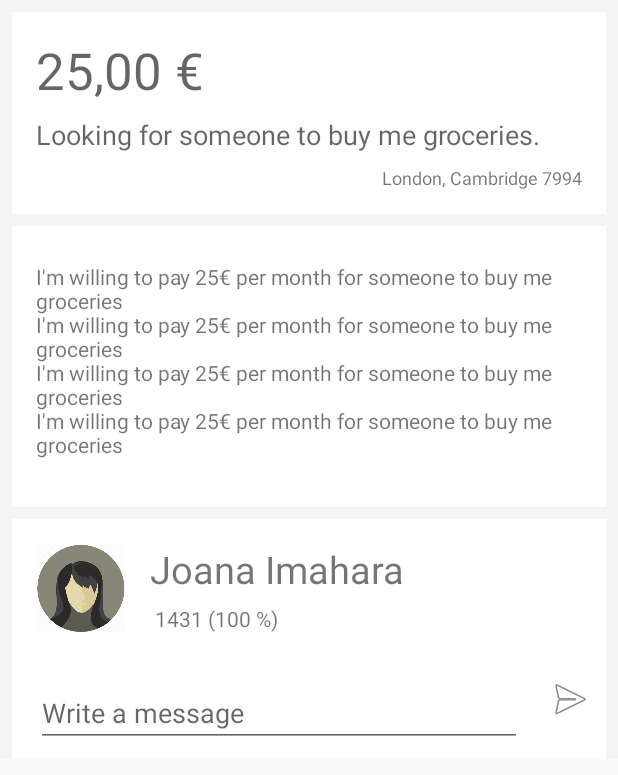
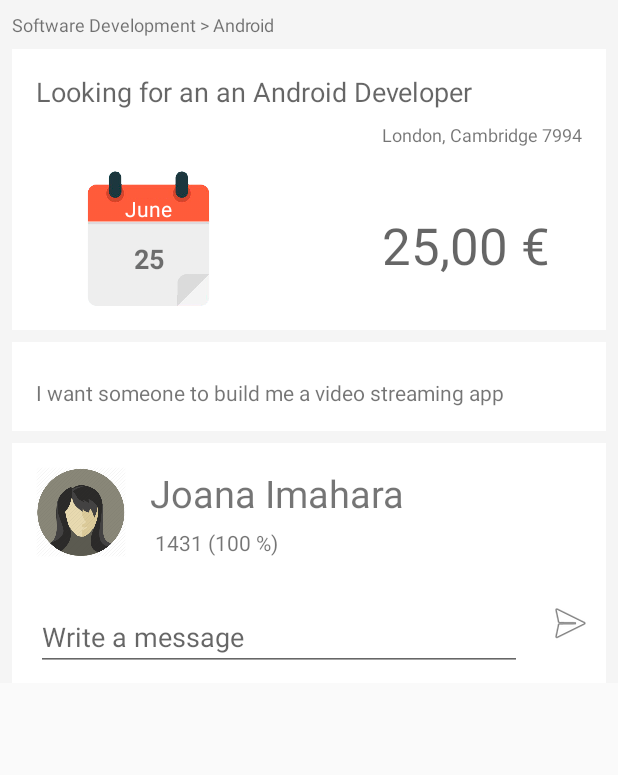
Before and after one commit to srihi/Civis, an Android app: the layout activity_details.xml on its own in the app's theme, with its tools: preview values and no code run, on a phone screen of 412 x 824 dp. Shown: the top 775 px of the screen. Run offline under Robolectric (Android 15) with nearby library versions, the light colour scheme and no system bars.

Commit message:
Update activity_details.xml
Minor design changes

```diff
--- a/app/src/main/res/layout/activity_details.xml
+++ b/app/src/main/res/layout/activity_details.xml
@@ -7,12 +7,9 @@
     xmlns:tools="http://schemas.android.com/tools">
 
 
-
-
     <ScrollView
         android:id="@+id/details_scrollview"
         tools:visibility="visible"
-        android:visibility="gone"
         android:layout_width="match_parent"
         android:layout_height="match_parent">
 
@@ -36,38 +33,56 @@
             app:layout_constraintHorizontal_bias="0.0"
             app:layout_constraintLeft_toLeftOf="parent"
             app:layout_constraintRight_toRightOf="parent"
-            app:layout_constraintTop_toTopOf="parent" />
+            app:layout_constraintVertical_bias="0.0"
+            app:layout_constraintTop_toBottomOf="@+id/category"
+            android:layout_marginStart="8dp"
+            android:layout_marginEnd="8dp" />
         <TextView
             android:textAppearance="@style/TextAppearance.AppCompat.Display1"
             android:id="@+id/price"
             android:layout_width="wrap_content"
             android:layout_height="wrap_content"
             tools:text="25,00 €"
-            app:layout_constraintTop_toTopOf="parent"
-            android:layout_marginTop="24dp"
-            android:layout_marginLeft="16dp"
-            app:layout_constraintLeft_toLeftOf="@+id/imageView" />
+            android:layout_marginTop="8dp"
+            android:layout_marginBottom="8dp"
+            app:layout_constraintVertical_bias="0.647"
+            app:layout_constraintTop_toTopOf="@+id/imageView6"
+            app:layout_constraintBottom_toBottomOf="@+id/imageView6"
+            app:layout_constraintLeft_toLeftOf="@+id/details_location" />
+
+        <ImageView
+            android:id="@+id/imageView6"
+            android:layout_width="90dp"
+            android:layout_height="90dp"
+            android:layout_marginTop="16dp"
+            android:src="@drawable/cal"
+            app:layout_constraintTop_toBottomOf="@+id/details_location"
+            app:layout_constraintLeft_toLeftOf="parent"
+            app:layout_constraintRight_toLeftOf="@+id/guideline"
+            android:layout_marginRight="8dp" />
 
         <TextView
             android:textAppearance="@style/TextAppearance.AppCompat.Medium"
             android:id="@+id/details_title"
             android:layout_width="0dp"
             android:layout_height="wrap_content"
-            tools:text="Looking for someone to buy me groceries."
-            android:layout_marginTop="8dp"
-            app:layout_constraintTop_toBottomOf="@+id/price"
+            tools:text="Looking for an an Android Developer"
+            android:layout_marginTop="16dp"
             android:layout_marginLeft="16dp"
             app:layout_constraintLeft_toLeftOf="@+id/imageView"
             android:layout_marginRight="16dp"
             app:layout_constraintRight_toRightOf="@+id/imageView"
-            app:layout_constraintHorizontal_bias="0.0" />
+            app:layout_constraintHorizontal_bias="0.0"
+            app:layout_constraintTop_toTopOf="@+id/imageView"
+            android:layout_marginStart="16dp"
+            android:layout_marginEnd="16dp" />
 
 
         <TextView
             android:id="@+id/details_description"
             android:layout_width="0dp"
             android:layout_height="wrap_content"
-            tools:text="I'm willing to pay 25€ per month for someone to buy me groceries\nI'm willing to pay 25€ per month for someone to buy me groceries\nI'm willing to pay 25€ per month for someone to buy me groceries\nI'm willing to pay 25€ per month for someone to buy me groceries\n"
+            tools:text="I want someone to build me a video streaming app"
             android:layout_marginTop="24dp"
             android:layout_marginLeft="8dp"
             android:paddingLeft="16dp"
@@ -79,7 +94,9 @@
             android:background="#fff"
             app:layout_constraintRight_toRightOf="parent"
             app:layout_constraintHorizontal_bias="0.0"
-            app:layout_constraintTop_toBottomOf="@+id/details_location" />
+            app:layout_constraintTop_toBottomOf="@+id/imageView6"
+            android:layout_marginStart="8dp"
+            android:layout_marginEnd="8dp" />
 
         <ImageView
             android:id="@+id/imageView2"
@@ -92,7 +109,9 @@
             app:layout_constraintHorizontal_bias="0.0"
             app:layout_constraintLeft_toLeftOf="parent"
             app:layout_constraintRight_toRightOf="parent"
-            app:layout_constraintTop_toBottomOf="@+id/details_description" />
+            app:layout_constraintTop_toBottomOf="@+id/details_description"
+            android:layout_marginStart="8dp"
+            android:layout_marginEnd="8dp" />
 
         <ImageView
             android:layout_width="60dp"
@@ -102,7 +121,8 @@
             android:layout_marginTop="16dp"
             android:layout_marginLeft="16dp"
             app:layout_constraintLeft_toLeftOf="@+id/imageView2"
-            android:id="@+id/imageView3" />
+            android:id="@+id/imageView3"
+            android:layout_marginStart="16dp" />
 
         <TextView
             android:textSize="25sp"
@@ -111,9 +131,9 @@
             android:layout_height="wrap_content"
             tools:text="Joana Imahara"
             app:layout_constraintTop_toTopOf="@+id/imageView3"
-            android:layout_marginTop="0dp"
             app:layout_constraintLeft_toRightOf="@+id/imageView3"
-            android:layout_marginLeft="16dp" />
+            android:layout_marginLeft="16dp"
+            android:layout_marginStart="16dp" />
 
         <TextView
             android:id="@+id/textView6"
@@ -123,7 +143,7 @@
             tools:text="1431 (100 %) "
             app:layout_constraintLeft_toLeftOf="@+id/details_user_name"
             app:layout_constraintBottom_toBottomOf="@+id/imageView3"
-            android:layout_marginBottom="0dp" />
+            android:layout_marginStart="3dp" />
 
         <LinearLayout
             android:id="@+id/editTextContainer"
@@ -140,7 +160,9 @@
             android:layout_marginBottom="8dp"
             android:layout_marginLeft="16dp"
             android:layout_marginRight="16dp"
-            android:layout_marginTop="8dp">
+            android:layout_marginTop="8dp"
+            android:layout_marginStart="16dp"
+            android:layout_marginEnd="16dp">
             <EditText
                 android:hint="@string/write_a_message"
                 android:id="@+id/editText"
@@ -163,7 +185,8 @@
             app:layout_constraintTop_toTopOf="@+id/editTextContainer"
             android:layout_marginTop="8dp"
             android:id="@+id/imageView5"
-            app:layout_constraintVertical_bias="1.0" />
+            app:layout_constraintVertical_bias="1.0"
+            android:layout_marginEnd="8dp" />
 
         <TextView
             android:id="@+id/details_location"
@@ -174,6 +197,60 @@
             android:layout_marginTop="8dp"
             app:layout_constraintTop_toBottomOf="@+id/details_title"
             app:layout_constraintRight_toRightOf="@+id/details_title" />
+
+        <TextView
+            android:id="@+id/category"
+            android:layout_width="wrap_content"
+            android:layout_height="wrap_content"
+            android:textSize="12sp"
+            android:layout_marginTop="8dp"
+            android:text="Software Development > Android"
+            app:layout_constraintLeft_toLeftOf="@+id/imageView"
+            app:layout_constraintTop_toTopOf="parent" />
+
+        <TextView
+            android:textStyle="bold"
+            android:id="@+id/day"
+            android:layout_width="wrap_content"
+            android:layout_height="wrap_content"
+            android:layout_marginBottom="8dp"
+            android:layout_marginTop="8dp"
+            android:text="25"
+            android:textSize="18sp"
+            app:layout_constraintBottom_toBottomOf="@+id/imageView6"
+            app:layout_constraintTop_toTopOf="@+id/imageView6"
+            app:layout_constraintVertical_bias="0.77"
+            android:layout_marginRight="8dp"
+            app:layout_constraintRight_toRightOf="@+id/imageView6"
+            android:layout_marginLeft="8dp"
+            app:layout_constraintLeft_toLeftOf="@+id/imageView6"
+            android:layout_marginStart="8dp"
+            android:layout_marginEnd="8dp" />
+
+        <TextView
+            android:id="@+id/month"
+            android:layout_width="wrap_content"
+            android:layout_height="wrap_content"
+            android:text="June"
+            android:textColor="#fff"
+            android:layout_marginRight="8dp"
+            app:layout_constraintRight_toRightOf="@+id/imageView6"
+            android:layout_marginLeft="8dp"
+            app:layout_constraintLeft_toLeftOf="@+id/imageView6"
+            app:layout_constraintTop_toTopOf="@+id/imageView6"
+            android:layout_marginTop="8dp"
+            app:layout_constraintBottom_toBottomOf="@+id/imageView6"
+            android:layout_marginBottom="8dp"
+            app:layout_constraintVertical_bias="0.13"
+            android:layout_marginStart="8dp"
+            android:layout_marginEnd="8dp" />
+
+        <android.support.constraint.Guideline
+            android:layout_width="wrap_content"
+            android:layout_height="wrap_content"
+            android:id="@+id/guideline"
+            android:orientation="vertical"
+            app:layout_constraintGuide_percent="0.5" />
 
     </android.support.constraint.ConstraintLayout>
 
```
